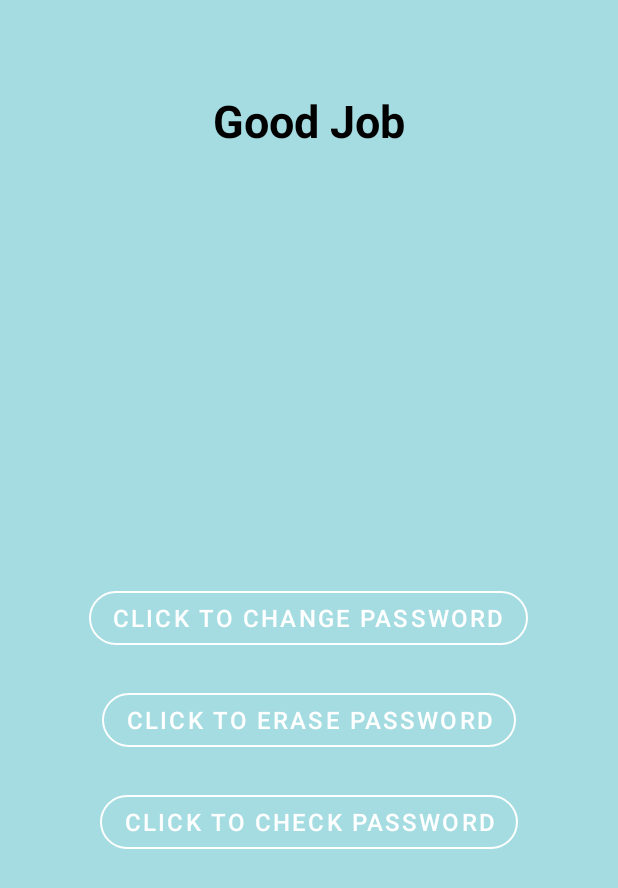
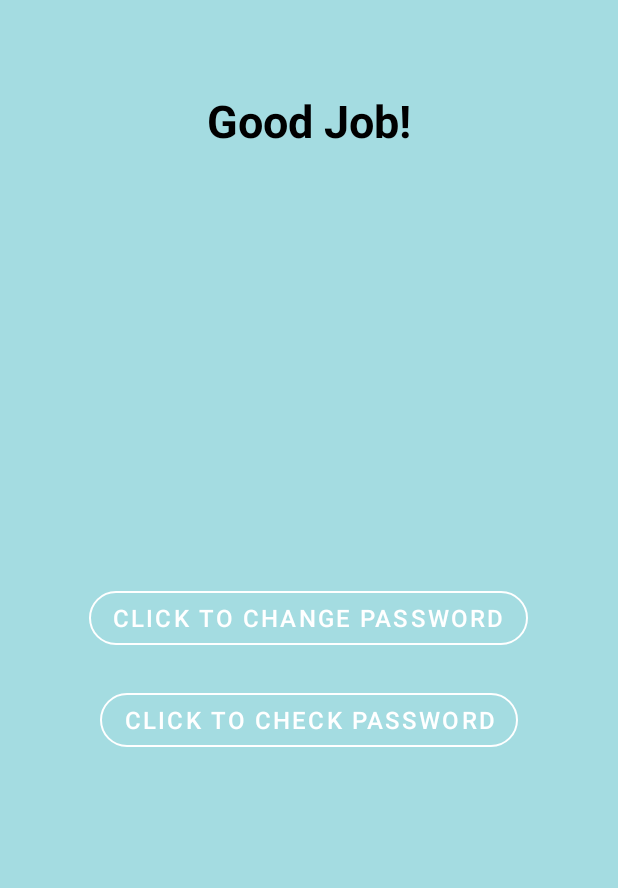
Before and after one commit to AvrahamRada/ScreenLockerApp, an Android app: the SuccessActivity screen opened directly, with no data from a screen before it, on a phone screen of 412 x 824 dp. Shown: the top 888 px of the screen. Run offline under Robolectric (Android 15) with nearby library versions, the phone set to English and light mode, and no system bars.

```diff
--- a/app/src/main/res/layout/activity_success.xml
+++ b/app/src/main/res/layout/activity_success.xml
@@ -13,7 +13,7 @@
         android:layout_height="wrap_content"
         android:layout_marginTop="60dp"
         android:layout_centerHorizontal="true"
-        android:text="Good Job"
+        android:text=" Good Job! "
         android:textColor="@color/black"
         android:textSize="30sp"
         android:textStyle="bold" />
@@ -32,26 +32,11 @@
         app:strokeColor="@color/white" />
 
     <com.google.android.material.button.MaterialButton
-        android:id="@+id/success_BTN_erase"
+        android:id="@+id/success_BTN_check"
         style="@style/Widget.MaterialComponents.Button.OutlinedButton"
         android:layout_width="wrap_content"
         android:layout_height="wrap_content"
         android:layout_below="@+id/success_BTN_change"
-        android:layout_centerInParent="true"
-        android:layout_gravity="center_horizontal"
-        android:layout_marginTop="20dp"
-        android:text="Click to erase password"
-        android:textColor="@color/white"
-        android:textSize="16sp"
-        app:cornerRadius="50dp"
-        app:strokeColor="@color/white" />
-
-    <com.google.android.material.button.MaterialButton
-        android:id="@+id/success_BTN_check"
-        style="@style/Widget.MaterialComponents.Button.OutlinedButton"
-        android:layout_width="wrap_content"
-        android:layout_height="wrap_content"
-        android:layout_below="@+id/success_BTN_erase"
         android:layout_centerInParent="true"
         android:layout_gravity="center_horizontal"
         android:layout_marginTop="20dp"
```
Also changed, not shown: ScreenLockLib/src/main/res/layout/activity_lock_screen.xml (line endings or trailing spaces).
